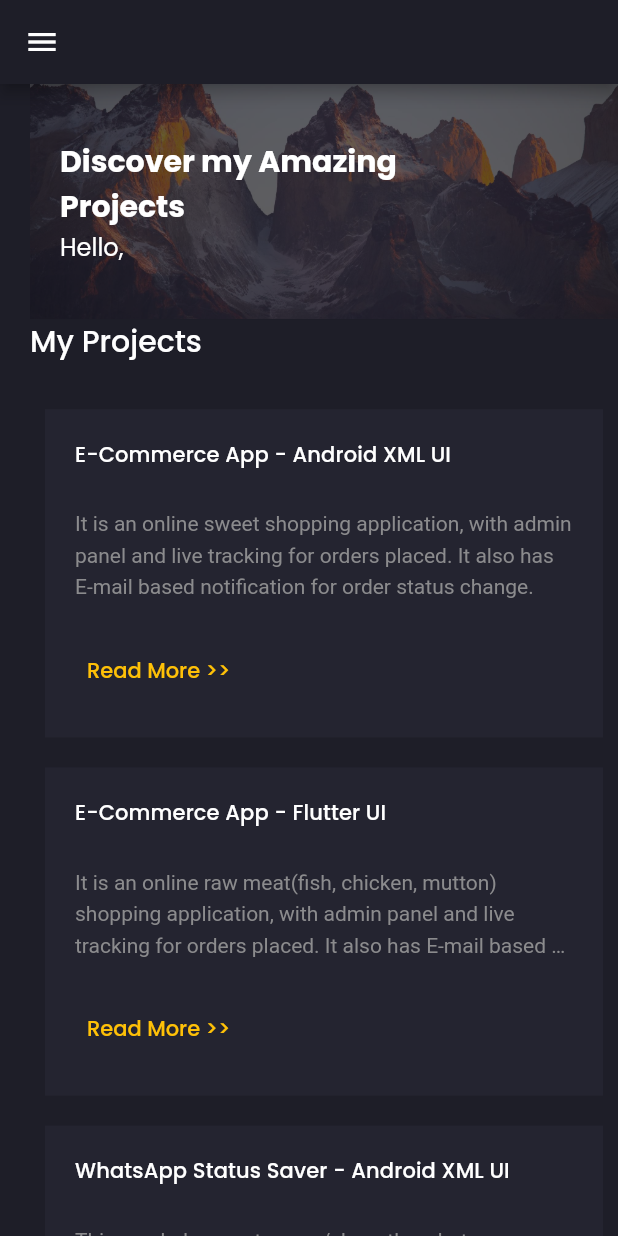
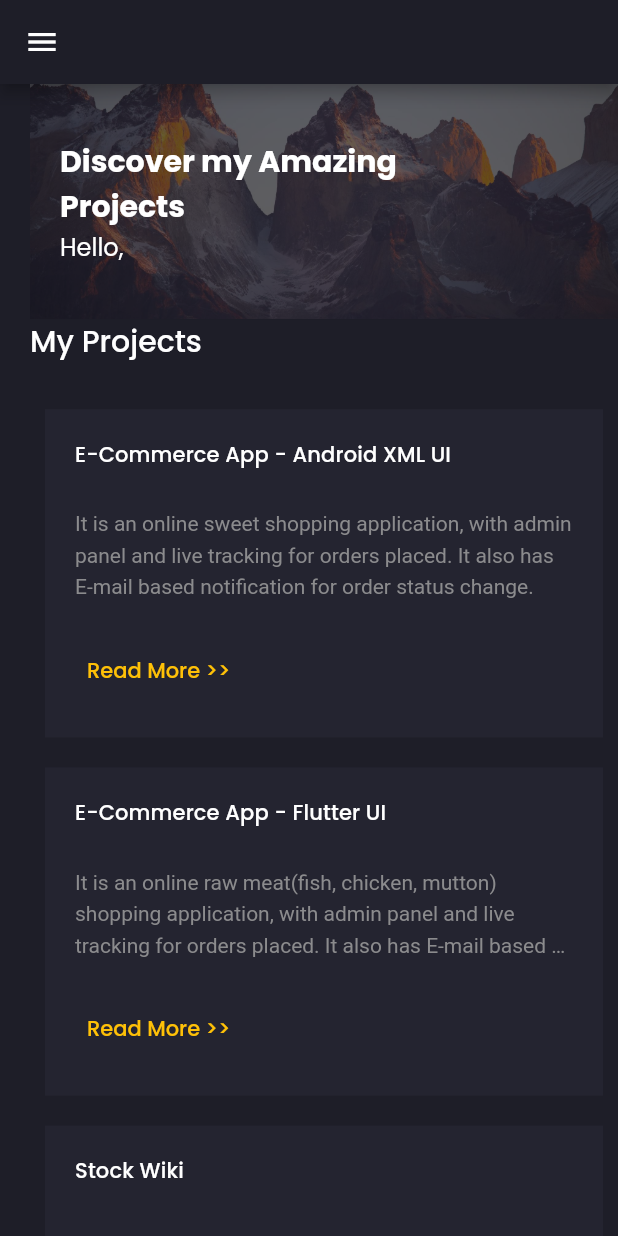
Before and after one commit to GauthamAsir/gautham_portfolio, a Flutter app: the screen it shows after launch, after a tap on "Read More >>", after a tap on the "chevron left" icon, on a phone screen of 412 x 824 dp. Run offline on Flutter 3.47's test engine with Material 2 defaults, Android fonts, the phone set to English and light mode, and no system bars; drawn by our look-alikes of animated_text_kit; our stand-ins replace flutter_svg, get, google_fonts.

Commit message:
Update...
Signed-off-by: GauthamAsir <gauthamnadar12@gmail.com>

```diff
--- a/lib/models/Project.dart
+++ b/lib/models/Project.dart
@@ -1,10 +1,10 @@
 class Project {
   final String? title, description, longDesc;
 
-  Project({this.title, this.description, this.longDesc});
+  const Project({this.title, this.description, this.longDesc});
 }
 
-List<Project> demo_projects = [
+const List<Project> demo_projects = [
   Project(
       title: "E-Commerce App - Android XML UI",
       description:
@@ -18,6 +18,12 @@ List<Project> demo_projects = [
           "It is an online raw meat(fish, chicken, mutton) shopping application, with admin panel and live tracking for orders placed. It also has E-mail based notification for order status change.",
       longDesc:
           'It is an online sweet shopping application, with admin panel and live tracking for orders placed. It also has E-mail based notification for order status change.'),
+  Project(
+      title: "Stock Wiki",
+      description:
+          "This app shows the advised stock but the experts, in which you can invest in minimum risks",
+      longDesc:
+          'This app shows the advised stock but the experts, in which you can invest in minimum risks'),
   Project(
       title: "WhatsApp Status Saver - Android XML UI",
       description:
--- /dev/null
+++ b/lib/screens/home/components/home_controller.dart
@@ -0,0 +1,5 @@
+import 'package:get/get.dart';
+
+class HomeController extends GetxController {
+  RxBool showProjectDetails = false.obs;
+}
--- a/lib/screens/home/components/my_projects.dart
+++ b/lib/screens/home/components/my_projects.dart
@@ -1,7 +1,9 @@
 import 'package:flutter/material.dart';
+import 'package:get/get.dart';
 import 'package:responsive_portfolio/constants.dart';
 import 'package:responsive_portfolio/models/Project.dart';
 import 'package:responsive_portfolio/responsive.dart';
+import 'package:responsive_portfolio/screens/home/components/home_controller.dart';
 import 'package:responsive_portfolio/screens/home/components/project_details.dart';
 
 import 'project_card.dart';
@@ -16,21 +18,18 @@ class MyProjects extends StatefulWidget {
 }
 
 class _MyProjectsState extends State<MyProjects> {
-  bool showProjectDetails = false;
+  HomeController homeController = Get.put(HomeController());
 
   Project? pr;
 
   void showProjectFullDetails(int index, Project project) {
-    showProjectDetails = true;
+    homeController.showProjectDetails.value = true;
     pr = project;
-    if (mounted) {
-      setState(() {});
-    }
   }
 
   @override
   Widget build(BuildContext context) {
-    return AnimatedSwitcher(
+    return Obx(() => AnimatedSwitcher(
           duration: const Duration(milliseconds: 300),
           switchInCurve: Curves.easeIn,
           switchOutCurve: Curves.easeOut,
@@ -41,15 +40,12 @@ class _MyProjectsState extends State<MyProjects> {
               child: child,
             );
           },
-      child: showProjectDetails
+          child: homeController.showProjectDetails.value
               ? ProjectDetail(
                   project: pr!,
                   onBackPressed: () {
-                showProjectDetails = false;
+                    homeController.showProjectDetails.value = false;
                     pr = null;
-                if (mounted) {
-                  setState(() {});
-                }
                   },
                 )
               : Column(
@@ -80,7 +76,7 @@ class _MyProjectsState extends State<MyProjects> {
                     )
                   ],
                 ),
-    );
+        ));
   }
 }
 
--- a/lib/screens/home/home.dart
+++ b/lib/screens/home/home.dart
@@ -1,14 +1,21 @@
 import 'package:flutter/material.dart';
+import 'package:get/get.dart';
+import 'package:responsive_portfolio/screens/home/components/home_controller.dart';
 import 'package:responsive_portfolio/screens/home/components/my_projects.dart';
 import 'package:responsive_portfolio/screens/main/main_screen.dart';
 
 import 'components/home_banner.dart';
 
-class HomeScreen extends StatelessWidget {
+class HomeScreen extends GetView<HomeController> {
   const HomeScreen({Key? key}) : super(key: key);
 
   @override
   Widget build(BuildContext context) {
-    return MainScreen(children: [HomeBanner(), MyProjects()]);
+    Get.put(HomeController());
+
+    return Obx(() => MainScreen(children: [
+          controller.showProjectDetails.value ? Container() : HomeBanner(),
+          MyProjects()
+        ]));
   }
 }
--- a/pubspec.yaml
+++ b/pubspec.yaml
@@ -34,6 +34,8 @@ dependencies:
   animated_text_kit:
 
   url_launcher:
+
+  get:
 
 dev_dependencies:
   flutter_test:
```
Also changed, not shown: pubspec.lock, 7 other files. Lines whose indentation alone changed are shown as unchanged.
